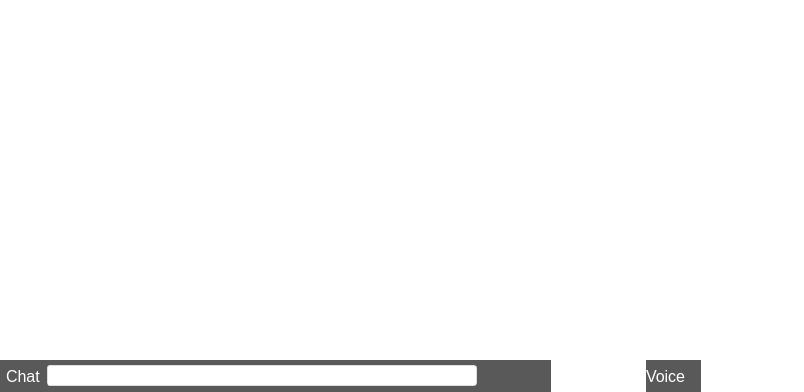
Above: UiModule/ui/CommunicationWidget.ui from enne/naali before the change. Below: the same form after it.
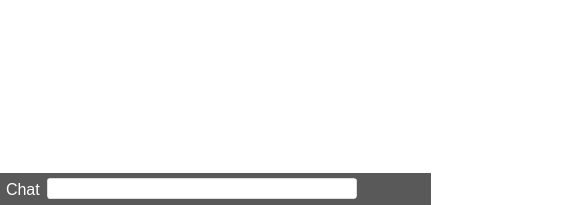
That is the form after the change. Icons and pictures are not drawn.

The edit to the form file:
```diff
--- a/UiModule/ui/CommunicationWidget.ui
+++ b/UiModule/ui/CommunicationWidget.ui
@@ -6,8 +6,8 @@
    <rect>
     <x>0</x>
     <y>0</y>
-    <width>804</width>
-    <height>392</height>
+    <width>584</width>
+    <height>205</height>
    </rect>
   </property>
   <property name="minimumSize">
@@ -127,6 +127,9 @@
      <property name="spacing">
       <number>0</number>
      </property>
+     <property name="bottomMargin">
+      <number>0</number>
+     </property>
      <item>
       <layout class="QVBoxLayout" name="verticalLayoutChat">
        <property name="spacing">
@@ -394,50 +397,6 @@
            <property name="margin">
             <number>0</number>
            </property>
-           <item>
-            <widget class="QWidget" name="voiceLeftBorder" native="true">
-             <property name="enabled">
-              <bool>false</bool>
-             </property>
-             <property name="minimumSize">
-              <size>
-               <width>45</width>
-               <height>0</height>
-              </size>
-             </property>
-             <property name="styleSheet">
-              <string notr="true">QWidget#voiceLeftBorder { border: 0px; background-color:transparent; background-image: url('./data/ui/images/comm/border.png'); background-position: top left; background-repeat: no-repeat; }</string>
-             </property>
-            </widget>
-           </item>
-           <item>
-            <widget class="QLabel" name="voiceLabel">
-             <property name="minimumSize">
-              <size>
-               <width>55</width>
-               <height>32</height>
-              </size>
-             </property>
-             <property name="font">
-              <font>
-               <family>Arial</family>
-               <pointsize>12</pointsize>
-               <weight>50</weight>
-               <bold>false</bold>
-              </font>
-             </property>
-             <property name="autoFillBackground">
-              <bool>false</bool>
-             </property>
-             <property name="styleSheet">
-              <string notr="true">QLabel#voiceLabel { border: 0px; background-color:  rgba(34,34,34,191); background-position: top left; background-repeat: no-repeat; color: rgb(255,255,255); }
-</string>
-             </property>
-             <property name="text">
-              <string>Voice</string>
-             </property>
-            </widget>
-           </item>
           </layout>
          </item>
         </layout>
@@ -479,6 +438,9 @@
            <height>32</height>
           </size>
          </property>
+         <property name="styleSheet">
+          <string notr="true"/>
+         </property>
          <layout class="QHBoxLayout" name="horizontalLayout_3">
           <property name="spacing">
            <number>0</number>
@@ -512,6 +474,9 @@
               <pointsize>10</pointsize>
              </font>
             </property>
+            <property name="autoFillBackground">
+             <bool>false</bool>
+            </property>
             <property name="text">
              <string/>
             </property>
```
Left out of the diff: 8 changed lines with no effect on the pictures.
